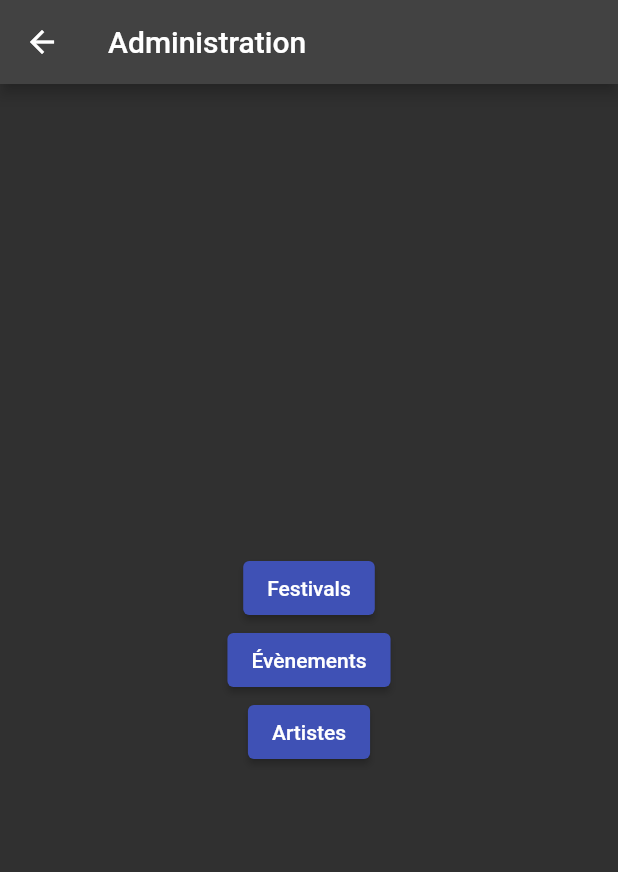
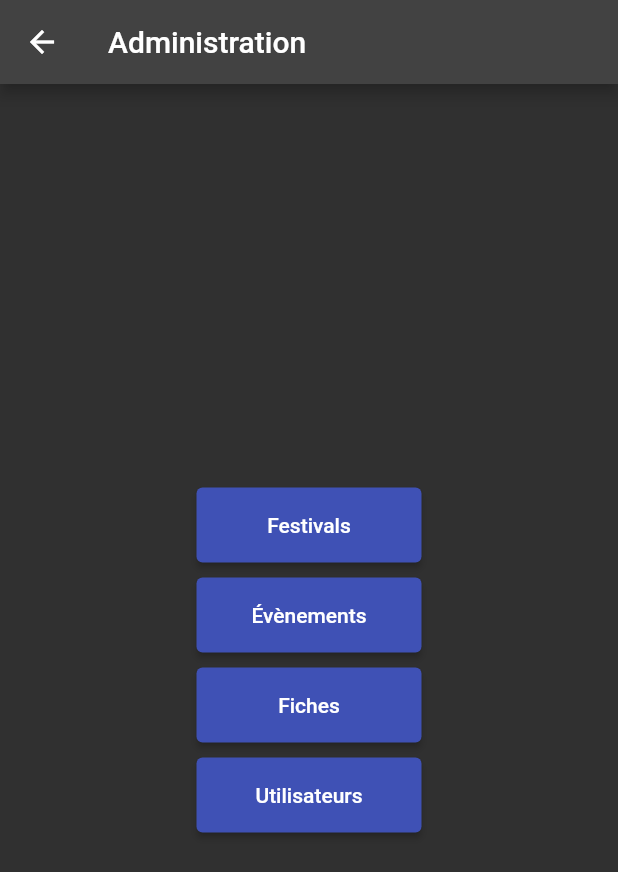
Before and after one commit to WadeFade/app-mobile-b3, a Flutter app: the AdminPage screen opened directly, on a phone screen of 412 x 824 dp. Shown: the top 872 px of the screen. Run offline on Flutter 3.47's test engine with Material 2 defaults, Android fonts, the phone set to English and light mode, and no system bars; our stand-ins replace flutter_secure_storage, persistent_bottom_nav_bar_v2; accounts and stored records are empty; network calls fail.

Commit message:
update ui admin panel

```diff
--- a/lib/pages/admin_page.dart
+++ b/lib/pages/admin_page.dart
@@ -15,7 +15,6 @@ class AdminPage extends StatefulWidget {
 }
 
 class _AdminPageState extends State<AdminPage> {
-
   @override
   Widget build(BuildContext context) {
     return Scaffold(
@@ -28,17 +27,43 @@ class _AdminPageState extends State<AdminPage> {
           child: Column(
             children: [
               const Spacer(),
-              ElevatedButton(
-                onPressed: () => {},
-                child: const Text('Festivals'),
+              SizedBox(
+                width: 150.0,
+                height: 50.0,
+                child: ElevatedButton(
+                  onPressed: () => {},
+                  child: const Text('Festivals'),
+                ),
               ),
-              ElevatedButton(
-                onPressed: () => {},
-                child: const Text('Évènements'),
+              Container(
+                margin: const EdgeInsets.fromLTRB(0.0, 10.0, 0.0, 10.0),
+                child: SizedBox(
+                  width: 150.0,
+                  height: 50.0,
+                  child: ElevatedButton(
+                    onPressed: () => {},
+                    child: const Text('Évènements'),
+                  ),
+                ),
               ),
-              ElevatedButton(
-                onPressed: () => {},
-                child: const Text('Artistes'),
+              Container(
+                margin: const EdgeInsets.only(bottom: 10.0),
+                child: SizedBox(
+                  width: 150.0,
+                  height: 50.0,
+                  child: ElevatedButton(
+                    onPressed: () => {},
+                    child: const Text('Fiches'),
+                  ),
+                ),
+              ),
+              SizedBox(
+                width: 150.0,
+                height: 50.0,
+                child: ElevatedButton(
+                  onPressed: () => {},
+                  child: const Text('Utilisateurs'),
+                ),
               ),
               const Spacer(),
             ],
@@ -47,5 +72,4 @@ class _AdminPageState extends State<AdminPage> {
       ),
     );
   }
-
 }
```
